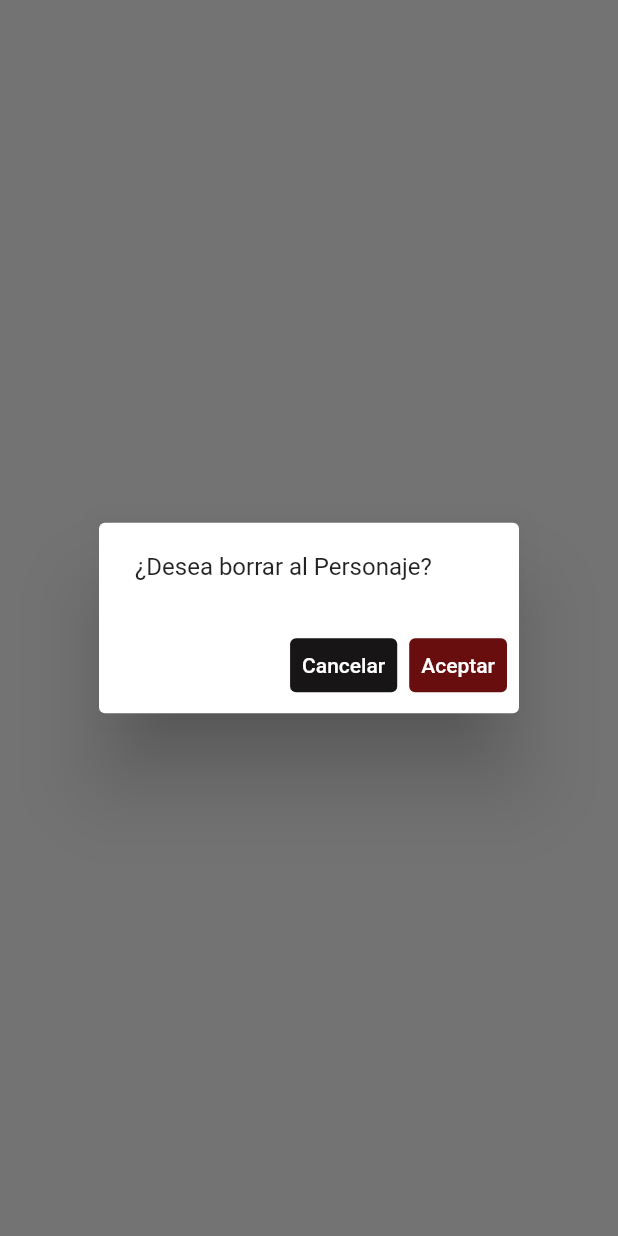
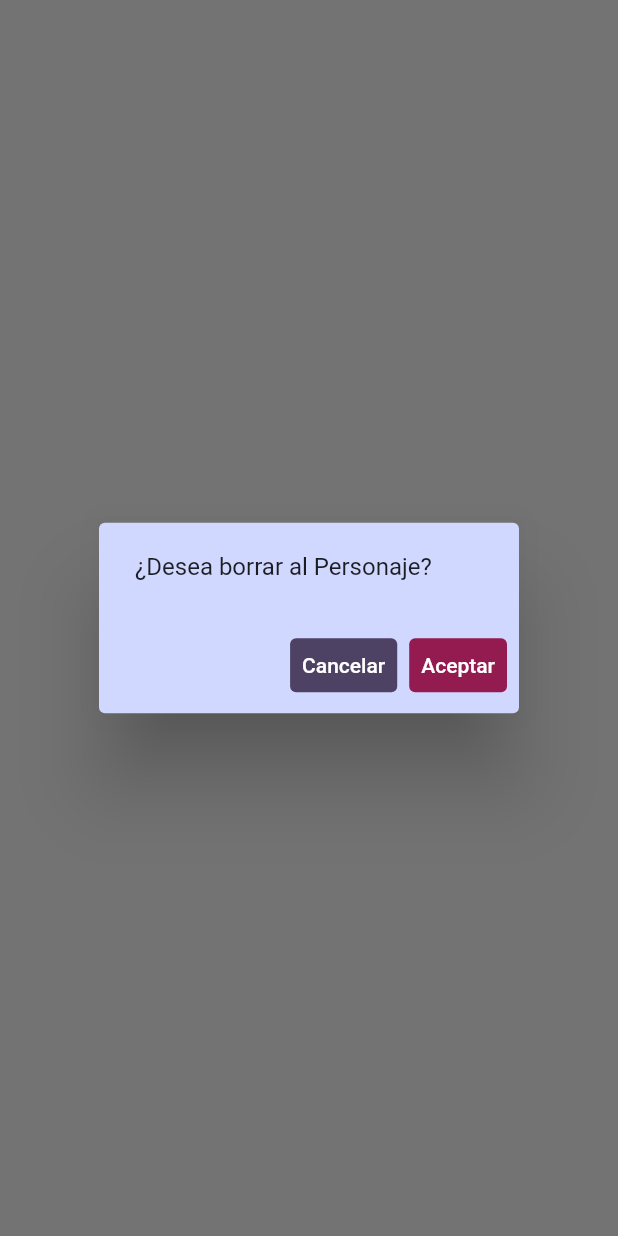
Before and after one commit to CastleMart/personajes_api_fe_Moviles, a Flutter app: what alertaBorrar() shows on an empty page, opened directly with empty values, on a phone screen of 412 x 824 dp. Run offline on Flutter 3.47's test engine with Material 2 defaults, Android fonts, the phone set to English and light mode, and no system bars; missing offline and left inert: dart:ffi; accounts and stored records are empty; network calls fail.

Commit message:
:lipstick:

```diff
--- a/lib/Herramientas/CancelActionButton.dart
+++ b/lib/Herramientas/CancelActionButton.dart
@@ -18,7 +18,7 @@ class _CancelActionButtonState extends State<CancelActionButton> {
       onPressed: () => Navigator.pop(context),
       style: TextButton.styleFrom(
           foregroundColor: Colors.white,
-          backgroundColor: const Color.fromRGBO(23, 21, 21, 1)),
+          backgroundColor: Color.fromARGB(255, 77, 66, 99)),
       child: const Text("Cancelar"),
     );
   }
--- a/lib/Herramientas/ConfirmActionButton.dart
+++ b/lib/Herramientas/ConfirmActionButton.dart
@@ -25,8 +25,8 @@ class _ConfirmActionButtonState extends State<ConfirmActionButton> {
               Navigator.pop(context)
             },
         style: TextButton.styleFrom(
-            foregroundColor: Colors.white,
-            backgroundColor: const Color.fromARGB(255, 104, 14, 14)),
+            foregroundColor: Color.fromARGB(255, 255, 255, 255),
+            backgroundColor: Color.fromARGB(255, 148, 27, 79)),
         child: const Text("Aceptar"));
   }
 }
--- a/lib/Herramientas/disenios.dart
+++ b/lib/Herramientas/disenios.dart
@@ -55,6 +55,7 @@ class Disenios {
         context: context,
         builder: (context) => AlertDialog(
               content: const Text("¿Desea borrar al Personaje?"),
+              backgroundColor: Color.fromARGB(255, 209, 216, 255),
               actions: [
                 const CancelActionButton(), //ConfirmActionButton(),
                 ConfirmActionButton(
--- a/lib/views/VerPersonaje.dart
+++ b/lib/views/VerPersonaje.dart
@@ -67,7 +67,7 @@ class _VerPersonajeState extends State<VerPersonaje> {
               },
             )),
         child: const Center(
-            child: CircularProgressIndicator(backgroundColor: Colors.white)));
+            child: CircularProgressIndicator(backgroundColor: Colors.purple)));
   }
 
   _mostarDatos(Personaje personaje) {
--- a/lib/views/login.dart
+++ b/lib/views/login.dart
@@ -67,7 +67,8 @@ class _LoginState extends State<Login> {
                                   userText.text, passwordText.text)) {
                                 context
                                     .read<PersonajesProvider>()
-                                    .setTipoUsuario(userCon.getEsAdmin());
+                                    .setTipoUsuario(
+                                        UsuariosController.getEsAdmin());
                                 context.read<PersonajesProvider>().setUsuarios(
                                     await userCon.getUsuario(userText.text));
 
```
Also changed, not shown: 10 other files.
